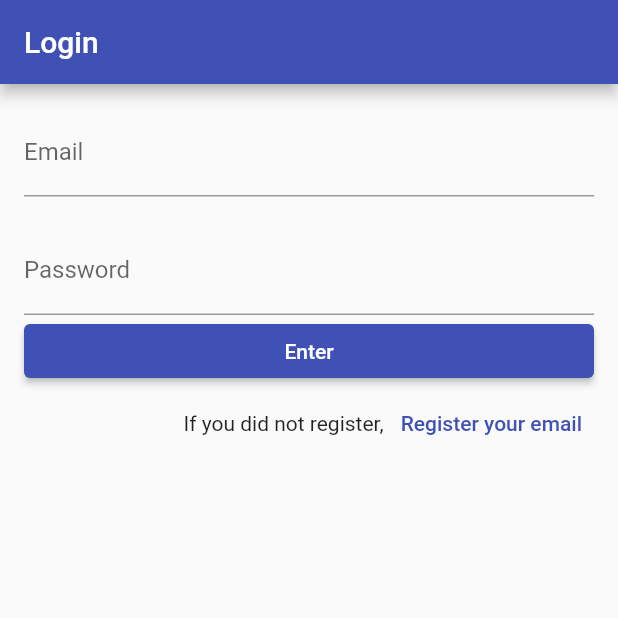
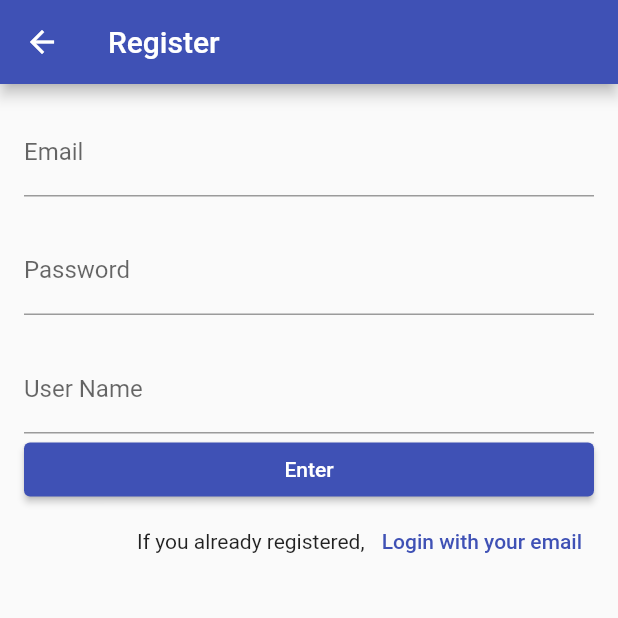
Before and after one commit to ChoBeomHee/Useful_Calandar_App, a Flutter app: the screen it shows after launch, after a tap on "Register your email", on a phone screen of 412 x 824 dp, the top half of it. Run offline on Flutter 3.47's test engine with Material 2 defaults, Android fonts, the phone set to English and light mode, and no system bars; drawn by our look-alikes of modal_progress_hud_nsn; our stand-ins replace cloud_firestore, firebase_auth, firebase_core, firebase_messaging, flutter_speed_dial, syncfusion_flutter_calendar and 1 more; accounts and stored records are empty.

```diff
--- a/lib/LoginPage.dart
+++ b/lib/LoginPage.dart
@@ -92,6 +92,7 @@ class _LoginFormState extends State<LoginForm> {
                   TextButton(
                     child: const Text('Register your email'),
                     onPressed: (){
+                      Navigator.push(context, MaterialPageRoute(builder: (context) => const RegisterPage()));
                       // 페이지 넘어가면 다시 없어지게 해야지
                       setState(() {
                         showSpinner = false;
```
